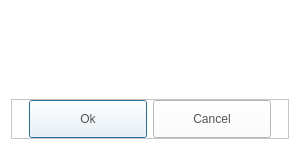
This is CaX/dialog/commondialog.ui in fsest4u/CaX_03 as Qt 5 draws it before an edit. The edited form follows.
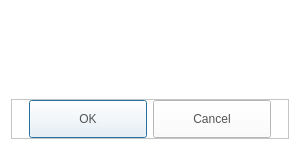
This is the edited form. Icons and pictures are not drawn.

```diff
--- a/CaX/dialog/commondialog.ui
+++ b/CaX/dialog/commondialog.ui
@@ -123,7 +123,7 @@
 }</string>
         </property>
         <property name="text">
-         <string>Ok</string>
+         <string>OK</string>
         </property>
        </widget>
       </item>
```
